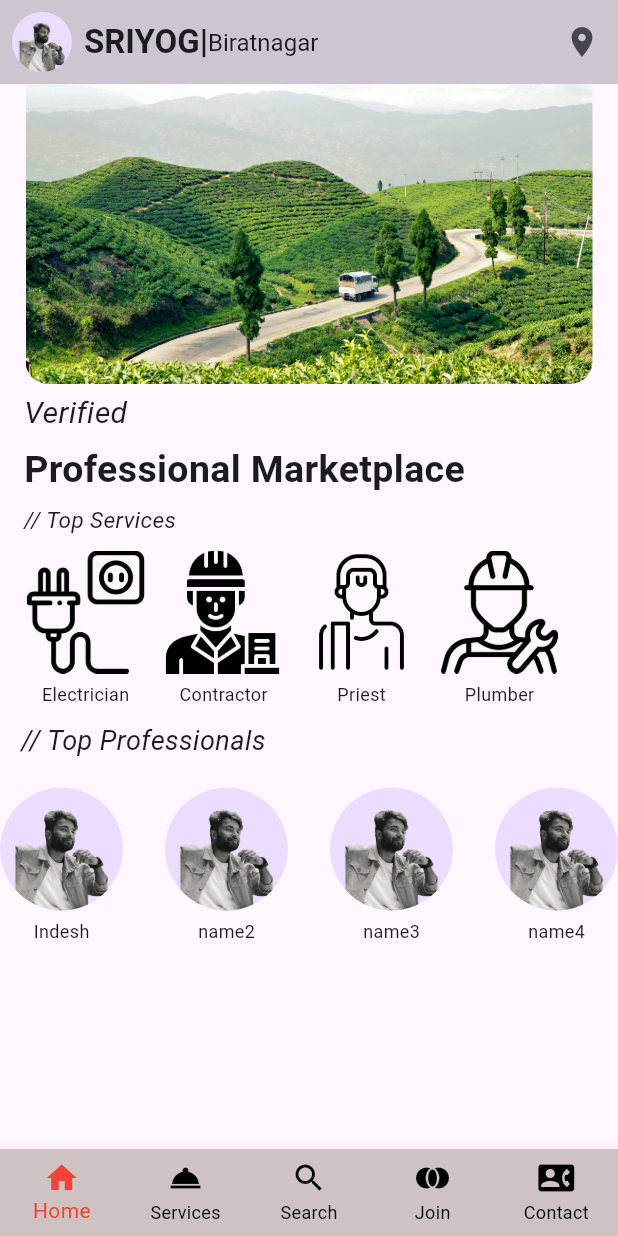
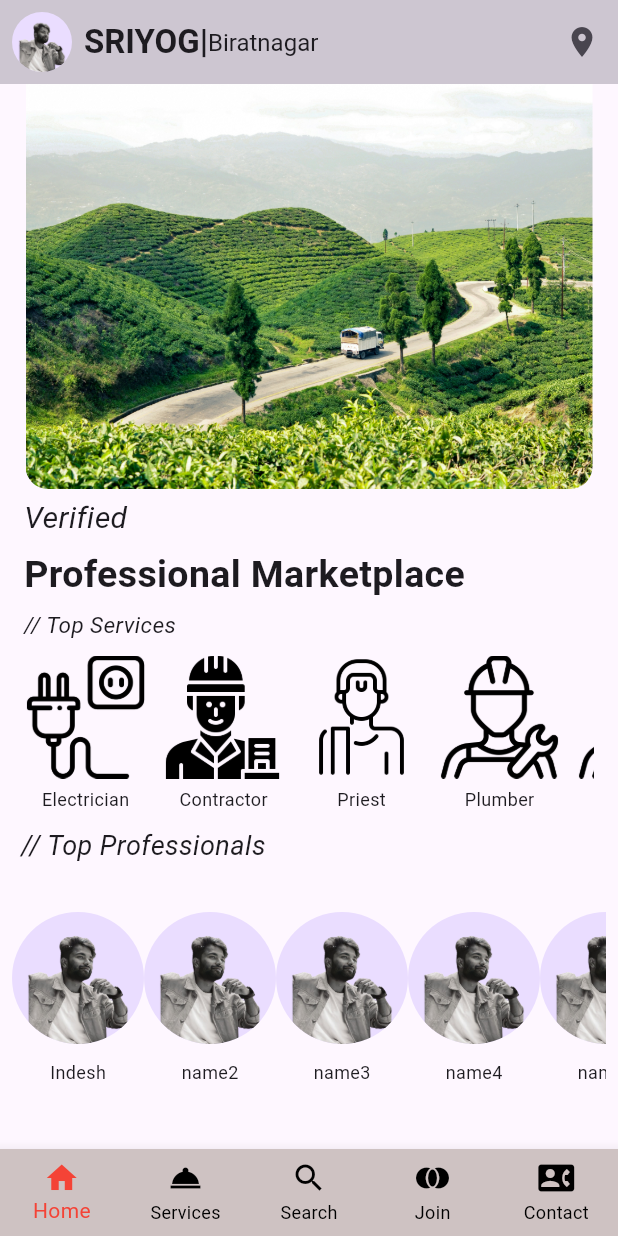
Before and after one commit to Indeshsingh/sriyog, a Flutter app: the screen it shows after launch, on a phone screen of 412 x 824 dp. Run offline on Flutter 3.47's test engine with Material 3 defaults, Android fonts, the phone set to English and light mode, and no system bars.

Commit message:
added singlechildscrollview in top services and top professionals

```diff
--- a/lib/screens/home_screen.dart
+++ b/lib/screens/home_screen.dart
@@ -1,6 +1,7 @@
 // ignore_for_file: prefer_const_literals_to_create_immutables, prefer_const_constructors, unused_field, prefer_final_fields
 
 import 'package:flutter/material.dart';
+import 'package:flutter/widgets.dart';
 
 class HomeScreen extends StatefulWidget {
   const HomeScreen({super.key});
@@ -16,15 +17,14 @@ class _HomeScreenState extends State<HomeScreen> {
       body: Column(
         mainAxisAlignment: MainAxisAlignment.spaceBetween,
         children: [
-          SingleChildScrollView(
-            child: Column(
+          Column(
             crossAxisAlignment: CrossAxisAlignment.start,
             children: [
               Padding(
                 padding: const EdgeInsets.only(left: 17.0, right: 17.0),
                 child: Container(
                   width: double.infinity,
-                    height: 200,
+                  height: 270,
                   decoration: BoxDecoration(
                     // border: Border.all(color: Colors.blue, width: 3),
                     borderRadius: BorderRadius.only(
@@ -72,6 +72,9 @@ class _HomeScreenState extends State<HomeScreen> {
               ),
               Padding(
                 padding: const EdgeInsets.symmetric(horizontal: 16.0),
+                child: SingleChildScrollView(
+                  scrollDirection: Axis.horizontal,
+                  //physics: NeverScrollableScrollPhysics(),
                   child: Row(
                     children: [
                       Column(
@@ -133,7 +136,38 @@ class _HomeScreenState extends State<HomeScreen> {
                           ),
                         ],
                       ),
+                      const SizedBox(width: 10),
+                      Column(
+                        children: [
+                          Image.asset(
+                            'assets/plumber.png',
+                            width: 82,
+                            height: 82,
+                          ),
+                          const SizedBox(height: 5),
+                          const Text(
+                            'Plumber',
+                            style: TextStyle(fontSize: 12),
+                          ),
                         ],
+                      ),
+                      const SizedBox(width: 10),
+                      Column(
+                        children: [
+                          Image.asset(
+                            'assets/plumber.png',
+                            width: 82,
+                            height: 82,
+                          ),
+                          const SizedBox(height: 5),
+                          const Text(
+                            'Plumber',
+                            style: TextStyle(fontSize: 12),
+                          ),
+                        ],
+                      ),
+                    ],
+                  ),
                 ),
               ),
               const SizedBox(
@@ -149,17 +183,30 @@ class _HomeScreenState extends State<HomeScreen> {
               const SizedBox(
                 height: 18,
               ),
-                Row(
+              Padding(
+                padding: const EdgeInsets.all(8.0),
+                child: SingleChildScrollView(
+                  scrollDirection: Axis.horizontal,
+                  child: Row(
                     mainAxisAlignment: MainAxisAlignment.spaceBetween,
                     children: [
-                    _buildProfessional('assets/logo.png', 'Indesh'),
+                      _buildProfessional(
+                        'assets/logo.png',
+                        'Indesh',
+                      ),
                       _buildProfessional('assets/logo.png', 'name2'),
                       _buildProfessional('assets/logo.png', 'name3'),
                       _buildProfessional('assets/logo.png', 'name4'),
+                      _buildProfessional('assets/logo.png', 'name4'),
+                      _buildProfessional('assets/logo.png', 'name4'),
+                      _buildProfessional('assets/logo.png', 'name4'),
+                      _buildProfessional('assets/logo.png', 'name4'),
+                      _buildProfessional('assets/logo.png', 'name4'),
                     ],
                   ),
+                ),
+              ),
             ],
-            ),
           ),
         ],
       ),
@@ -170,11 +217,16 @@ class _HomeScreenState extends State<HomeScreen> {
 Widget _buildProfessional(String imagePath, String label) {
   return Column(
     children: [
+      SizedBox(
+        height: 5,
+      ),
       CircleAvatar(
         backgroundImage: AssetImage(imagePath),
-        radius: 41,
+        radius: 44,
       ),
-      const SizedBox(height: 5),
+      const SizedBox(
+        height: 10,
+      ),
       Text(
         label,
         style: const TextStyle(fontSize: 12),
```
Lines whose indentation alone changed are shown as unchanged.
